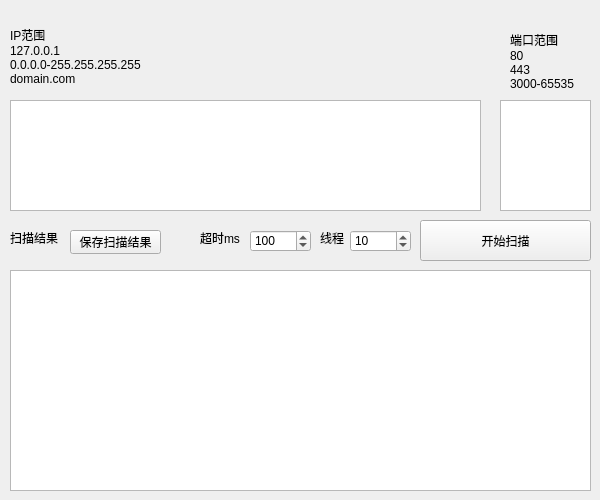
Old version of the form ip_sacaner/widget.ui in the repository wuwenfengmi1998/tcp_ip_scan.
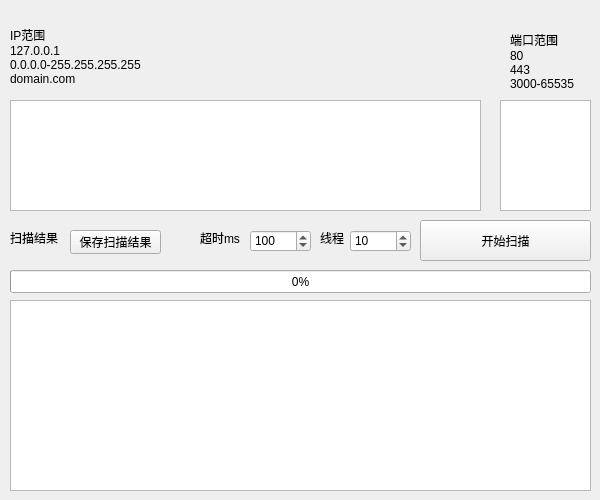
New version of the form.

What changed in the file:
```diff
--- a/ip_sacaner/widget.ui
+++ b/ip_sacaner/widget.ui
@@ -152,9 +152,9 @@
    <property name="geometry">
     <rect>
      <x>10</x>
-     <y>270</y>
+     <y>300</y>
      <width>581</width>
-     <height>221</height>
+     <height>191</height>
     </rect>
    </property>
    <property name="readOnly">
@@ -193,6 +193,19 @@
     <number>100</number>
    </property>
   </widget>
+  <widget class="QProgressBar" name="type_bar">
+   <property name="geometry">
+    <rect>
+     <x>10</x>
+     <y>270</y>
+     <width>581</width>
+     <height>23</height>
+    </rect>
+   </property>
+   <property name="value">
+    <number>0</number>
+   </property>
+  </widget>
  </widget>
  <resources/>
  <connections/>
```
